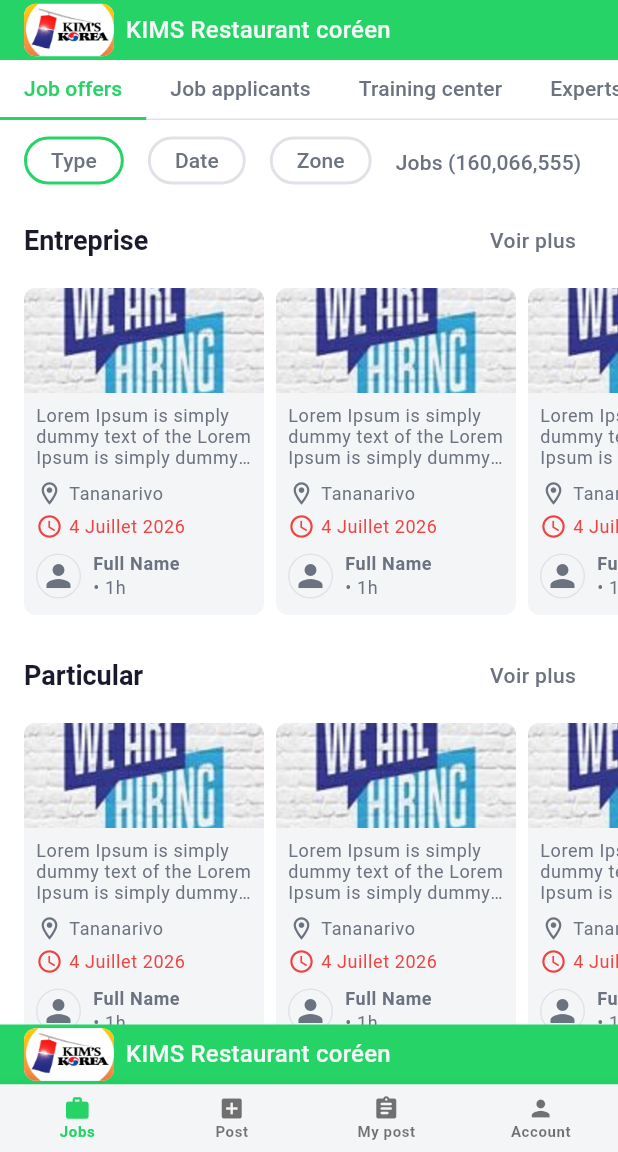
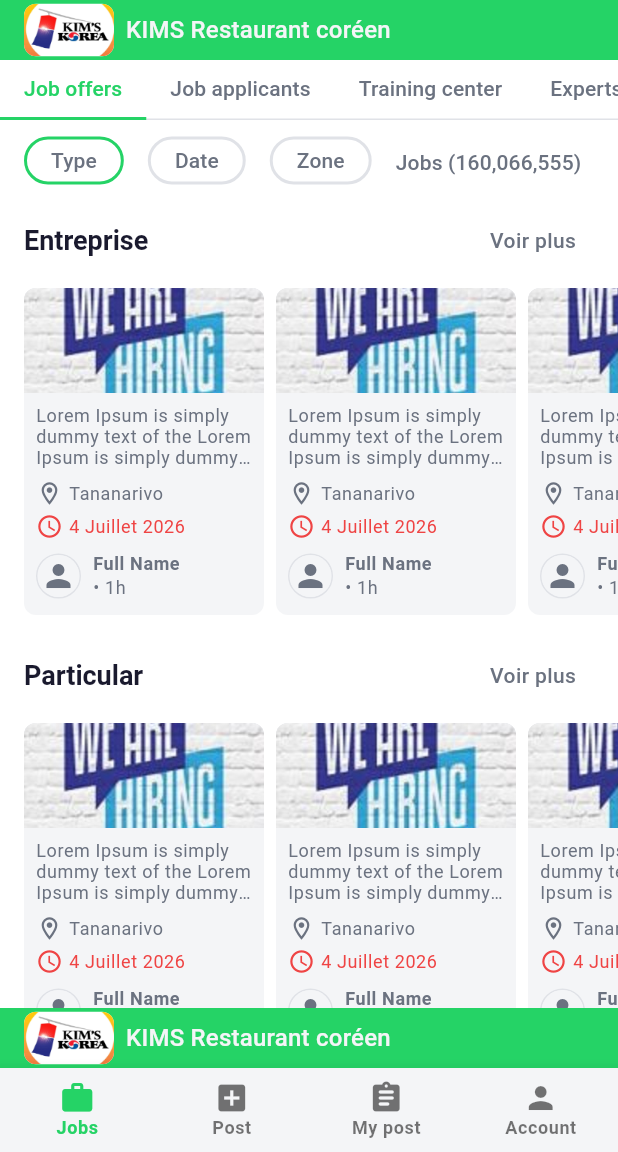
Before and after one commit to 01MARIUS10/kianja-ios, a Flutter app: the screen it shows after launch, after a tap on "CONTINUER", on a phone screen of 412 x 824 dp, the part 84-1236 px from its top. Run offline on Flutter 3.47's test engine with Material 3 defaults, Android fonts, the phone set to English and light mode, and no system bars; our stand-ins replace connectivity_plus, dio, equatable, file_picker, flutter_bloc, flutter_dotenv and 10 more; accounts and stored records are empty; network calls fail.

Commit message:
routing: handling the pop back navigation

```diff
--- a/lib/routing/navigation/navigation.dart
+++ b/lib/routing/navigation/navigation.dart
@@ -1,8 +1,10 @@
 import 'package:flutter/material.dart';
+import 'package:flutter/services.dart';
 import 'package:flutter_bloc/flutter_bloc.dart';
 import 'package:go_router/go_router.dart';
 import 'package:kianja/core/shared/app_feature/bloc/app/app_bloc.dart';
 import 'package:kianja/core/shared/app_feature/bloc/connectivity/connectivity_bloc.dart';
+import 'package:kianja/core/utils/app_debug.dart';
 // import 'package:kianja/core/shared/widgets/app/session_expired.dart';
 import 'package:kianja/core/utils/app_messenger.dart';
 import 'package:kianja/core/utils/constants.dart';
@@ -16,7 +18,21 @@ class Navigation extends StatelessWidget {
   Widget build(BuildContext context) {
     final theme = Theme.of(context);
 
-    return Scaffold(
+    return PopScope(
+      canPop: false,
+      onPopInvokedWithResult: (didPop, result) {
+        AppDebug.showPrint('didPop: $didPop, result: $result');
+        final GoRouterState appRouteState = GoRouterState.of(context);
+        final jobsRoute = appRouteState.uri.toString() == Routes.jobs.path;
+        AppDebug.showPrint('appRouteState.uri ${appRouteState.uri}');
+        AppDebug.showPrint('jobsRoute $jobsRoute');
+        if (jobsRoute) {
+          SystemNavigator.pop();
+        } else {
+          navigationShell.goBranch(0);
+        }
+      },
+      child: Scaffold(
         body: navigationShell,
         bottomNavigationBar: BlocConsumer<ConnectivityBloc, ConnectivityState>(
           listener: (context, state) {
@@ -44,7 +60,9 @@ class Navigation extends StatelessWidget {
                 // Manage the account expired session
                 if (accountRoute) {
                   if (state.userStatus == AppUserStatus.sessionExpired) {
-                  BlocProvider.of<AppBloc>(context).add(const AppUserDeleted());
+                    BlocProvider.of<AppBloc>(
+                      context,
+                    ).add(const AppUserDeleted());
                   }
                   if (state.userStatus == AppUserStatus.deleted) {
                     if (context.canPop()) {
@@ -55,21 +73,22 @@ class Navigation extends StatelessWidget {
                 }
               },
               builder: (context, state) {
-              return SizedBox(
-                height: Constants.size45,
-                child: BottomNavigationBar(
+                return BottomNavigationBar(
                   currentIndex: navigationShell.currentIndex,
                   iconSize: Constants.iconSizeExtraSmall,
                   selectedLabelStyle: theme.textTheme.bodySmall?.copyWith(
-                    fontSize: 10,
+                    fontSize: 12,
                     fontWeight: FontWeight.bold,
                   ),
                   unselectedLabelStyle: theme.textTheme.bodySmall?.copyWith(
-                    fontSize: 10,
+                    fontSize: 12,
                     fontWeight: FontWeight.bold,
                   ),
                   type: BottomNavigationBarType.fixed,
                   onTap: (index) {
+                    AppDebug.showPrint(
+                      'selected index $index current index ${navigationShell.currentIndex}',
+                    );
                     final GoRouterState appRouteState = GoRouterState.of(
                       context,
                     );
@@ -85,28 +104,31 @@ class Navigation extends StatelessWidget {
                   },
                   items: const [
                     BottomNavigationBarItem(
-                      icon: Icon(Icons.work),
+                      icon: Icon(Icons.work, size: Constants.iconSizeSmall),
                       label: 'Jobs',
                     ),
                     BottomNavigationBarItem(
-                      icon: Icon(Icons.add_box),
+                      icon: Icon(Icons.add_box, size: Constants.iconSizeSmall),
                       label: 'Post',
                     ),
                     BottomNavigationBarItem(
-                      icon: Icon(Icons.assignment_rounded),
+                      icon: Icon(
+                        Icons.assignment_rounded,
+                        size: Constants.iconSizeSmall,
+                      ),
                       label: 'My post',
                     ),
                     BottomNavigationBarItem(
-                      icon: Icon(Icons.person),
+                      icon: Icon(Icons.person, size: Constants.iconSizeSmall),
                       label: 'Account',
                     ),
                   ],
-                ),
                 );
               },
             );
           },
         ),
+      ),
     );
   }
 }
--- a/lib/routing/router.dart
+++ b/lib/routing/router.dart
@@ -11,9 +11,13 @@ import 'package:kianja/features/account/presentation/pages/personal_info/update_
 import 'package:kianja/features/auth/presentation/pages/signin_screen.dart';
 import 'package:kianja/features/auth/presentation/pages/signup_screen.dart';
 import 'package:kianja/features/choose_lang/presentation/pages/choose_lang_screen.dart';
+import 'package:kianja/features/jobs/presentation/pages/details/job_offer_detail_screen.dart';
 import 'package:kianja/features/jobs/presentation/pages/jobs_screen.dart';
+import 'package:kianja/features/jobs/presentation/pages/jobs_view_all_screen.dart';
 import 'package:kianja/features/jobs/presentation/pages/post/post_job_applicant_screen.dart';
+import 'package:kianja/features/jobs/presentation/pages/post/post_job_offer_screen.dart';
 import 'package:kianja/features/jobs/presentation/pages/post/post_screen.dart';
+import 'package:kianja/features/jobs/presentation/pages/post/post_training_center_screen.dart';
 import 'package:kianja/features/my_post/presentation/pages/my_post_screen.dart';
 import 'package:kianja/routing/navigation/navigation.dart';
 import 'package:kianja/routing/routes.dart';
@@ -30,7 +34,8 @@ abstract class AppRouter {
     _appBlocNotifier.update(appBloc);
     return GoRouter(
       navigatorKey: _rootNavigatorKey,
-      initialLocation: Routes.jobs.path,
+      // initialLocation: Routes.chooseLang.path,
+      initialLocation: Routes.loading.path,
       debugLogDiagnostics: true,
       refreshListenable: _appBlocNotifier,
       redirect: (context, state) {
@@ -43,20 +48,24 @@ abstract class AppRouter {
         );
         AppDebug.showPrint('isAuthenticated: $isAuthenticated');
 
-        // Prevent routing decisions while AppBloc is still initializing
-        // This ensures the native splash screen covers the loading phase
-        // without premature redirects.
-        if (appState.appInitStatus == AppInitStatus.initial ||
-            appState.appInitStatus == AppInitStatus.loading) {
+        // While the app is still initializing, stay on the /loading route.
+        // The native splash screen covers it — no UI is visible yet.
+        if (appState.appInitStatus != AppInitStatus.loaded) {
           return null;
         }
 
+        // App is ready. Dispatch from the loading route to the correct screen.
+        // This runs before the native splash is removed, so there is no flash.
+        if (state.matchedLocation == Routes.loading.path) {
+          return appState.isAlreadyChosenLang
+              ? Routes.jobs.path
+              : Routes.chooseLang.path;
+        }
+
+        // Guard protected routes that require authentication.
         if (state.matchedLocation == Routes.chooseLang.path &&
             appState.isAlreadyChosenLang == true) {
           return Routes.jobs.path;
-        }
-        if (appState.isAlreadyChosenLang == false) {
-          return Routes.chooseLang.path;
         }
         if (state.matchedLocation == Routes.myPost.path &&
             isAuthenticated == false) {
@@ -74,6 +83,13 @@ abstract class AppRouter {
         return null;
       },
       routes: [
+        // ================= LOADING (initial, hidden under native splash) =====
+        GoRoute(
+          parentNavigatorKey: _rootNavigatorKey,
+          name: Routes.loading.name,
+          path: Routes.loading.path,
+          builder: (context, state) => const SizedBox.shrink(),
+        ),
         // ================= CHOOSE LANG =================
         GoRoute(
           parentNavigatorKey: _rootNavigatorKey,
@@ -99,31 +115,26 @@ abstract class AppRouter {
                   },
                   routes: [
                     GoRoute(
-                      name: Routes.postJobApplicant.name,
-                      path: Routes.postJobApplicant.path,
-                      builder: (context, state) {
-                        return const PostJobApplicantScreen();
-                      },
-                    ),
-                    GoRoute(
-                      name: Routes.postJobOffer.name,
-                      path: Routes.postJobOffer.path,
-                      builder: (context, state) {
-                        return Container(color: Colors.amber);
-                      },
-                    ),
-                    GoRoute(
-                      name: Routes.postTrainingCenter.name,
-                      path: Routes.postTrainingCenter.path,
-                      builder: (context, state) {
-                        return Container(color: Colors.green);
-                      },
-                    ),
-                    GoRoute(
                       name: Routes.postExpertExecutive.name,
                       path: Routes.postExpertExecutive.path,
                       builder: (context, state) {
                         return Container(color: Colors.blue);
+                      },
+                    ),
+                    GoRoute(
+                      name: Routes.jobOfferDetail.name,
+                      path: Routes.jobOfferDetail.path,
+                      builder: (context, state) {
+                        // final extra = state.extra;
+                        // final jobOffer = extra is JobOffer ? extra : null;
+                        return const JobOfferDetailScreen();
+                      },
+                    ),
+                    GoRoute(
+                      name: Routes.jobsViewAll.name,
+                      path: Routes.jobsViewAll.path,
+                      builder: (context, state) {
+                        return const JobsViewAllScreen();
                       },
                     ),
                   ],
@@ -140,6 +151,29 @@ abstract class AppRouter {
                   builder: (context, state) {
                     return const PostScreen();
                   },
+                  routes: [
+                    GoRoute(
+                      name: Routes.postJobApplicant.name,
+                      path: Routes.postJobApplicant.path,
+                      builder: (context, state) {
+                        return const PostJobApplicantScreen();
+                      },
+                    ),
+                    GoRoute(
+                      name: Routes.postJobOffer.name,
+                      path: Routes.postJobOffer.path,
+                      builder: (context, state) {
+                        return const PostJobOfferScreen();
+                      },
+                    ),
+                    GoRoute(
+                      name: Routes.postTrainingCenter.name,
+                      path: Routes.postTrainingCenter.path,
+                      builder: (context, state) {
+                        return const PostTrainingCenterScreen();
+                      },
+                    ),
+                  ],
                 ),
               ],
             ),
--- a/lib/routing/routes.dart
+++ b/lib/routing/routes.dart
@@ -1,10 +1,16 @@
 enum Routes {
+  // ------------- LOADING (initial route, hidden under native splash) ------
+  loading('/loading'),
+  // ------------- LOADING ----------------
+
   // ------------- CHOOSE LANG ----------------
   chooseLang('/choose-lang'),
   // ------------- CHOOSE LANG ----------------
 
   // ------------- HOME (Job offers) ----------------
   jobs('/'),
+  jobsViewAll('jobs-view-all'),
+  jobOfferDetail('job-offer-detail'),
   postJobApplicant('post-job-applicant'),
   postJobOffer('post-job-offer'),
   postTrainingCenter('post-training-center'),
```
Lines whose indentation alone changed are shown as unchanged.
